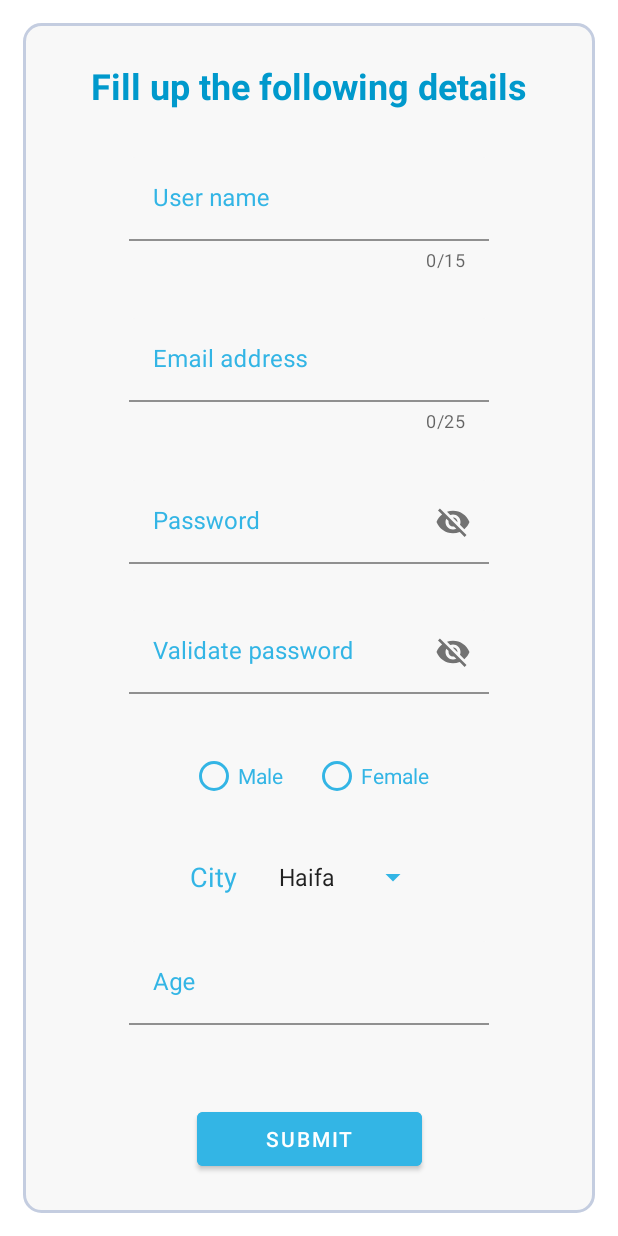
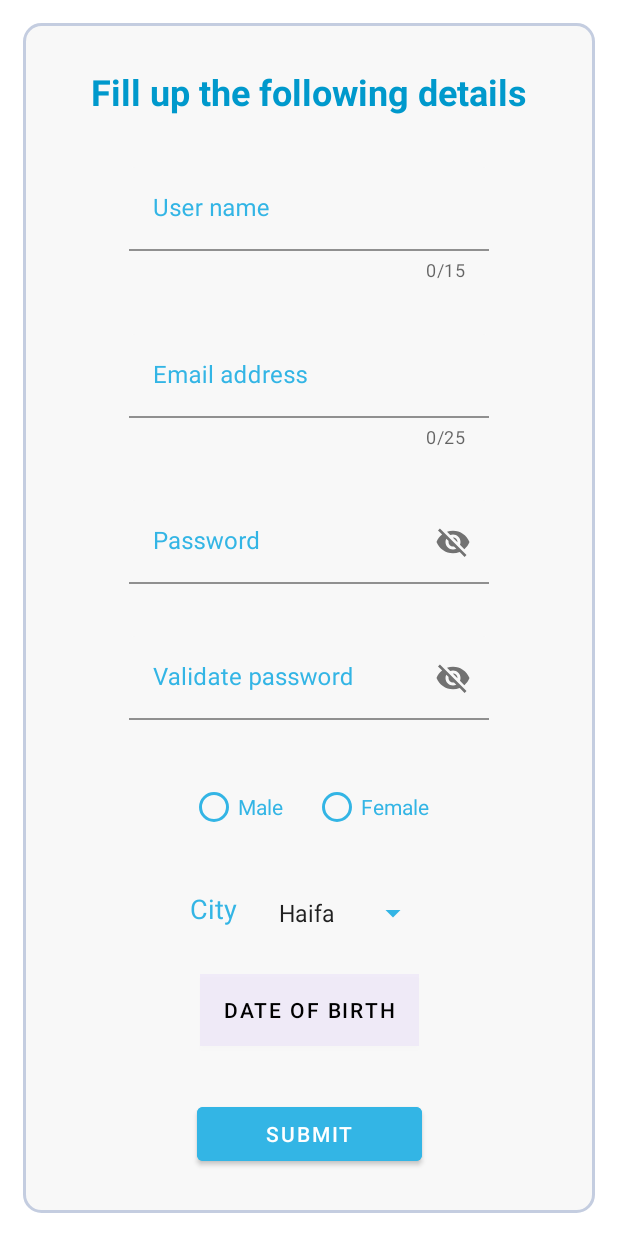
Before and after one commit to ofirmoss/IntroProject, an Android app: the FormFragment screen opened through its navigation route, on a phone screen of 412 x 824 dp. Run offline under Robolectric (Android 15) with nearby library versions, the phone set to English and light mode, and no system bars; our stand-ins replace Room's generated code.

Commit message:
working on date picker

```diff
--- a/app/build.gradle
+++ b/app/build.gradle
@@ -48,7 +48,4 @@ dependencies {
 
     implementation("androidx.room:room-runtime:2.3.0")
     kapt "androidx.room:room-compiler:2.3.0"
-
-    implementation("androidx.cardview:cardview:1.0.0")
-
 }
--- a/app/src/main/java/mossinoson/ofir/firstApp/ui/form/FormFragment.kt
+++ b/app/src/main/java/mossinoson/ofir/firstApp/ui/form/FormFragment.kt
@@ -11,6 +11,7 @@ import androidx.fragment.app.Fragment
 import androidx.lifecycle.ViewModelProvider
 import androidx.navigation.fragment.findNavController
 import androidx.navigation.fragment.navArgs
+import com.google.android.material.datepicker.MaterialDatePicker
 import com.google.android.material.textfield.TextInputLayout
 import mossinoson.ofir.firstApp.R
 import mossinoson.ofir.firstApp.data.local.entity.User
@@ -27,13 +28,14 @@ class FormFragment : Fragment() {
     private lateinit var passwordValidationTil: TextInputLayout
     private lateinit var genderRg: RadioGroup
     private lateinit var citySpinner: Spinner
-    private lateinit var ageTil: TextInputLayout
+    private lateinit var ageBtn: Button
     private lateinit var submitBtn: Button
 
     private lateinit var mUserListViewModel: UserListViewModel
 
     private var user: User? = null
     private var isNew: Boolean = true
+
 
     override fun onCreateView(
         inflater: LayoutInflater,
@@ -48,34 +50,30 @@ class FormFragment : Fragment() {
 
     override fun onViewCreated(view: View, savedInstanceState: Bundle?) {
         super.onViewCreated(view, savedInstanceState)
-        requireView().apply {
-            userNameTil = findViewById(R.id.user_name_et)
-            emailTil = findViewById(R.id.email_et)
-            passwordTil = findViewById(R.id.password_et)
-            passwordValidationTil = findViewById(R.id.password_validation_et)
-            genderRg = findViewById(R.id.gender_rg)
-            citySpinner = findViewById(R.id.city_spinner)
-            ageTil = findViewById(R.id.age_et)
-            submitBtn = findViewById(R.id.submit_btn)
+        setViews()
+        checkIfNewUser()
+        removeErrorsWhenTextChanges()
+        setAgeDatePicker()
+        setSubmitBtnClickListener()
+    }
+
+    private fun setAgeDatePicker() {
+        MaterialDatePicker.Builder.datePicker()
+        .setTitleText("select birth date")
+        .build().apply {
+            ageBtn.setOnClickListener {
+                show(requireActivity().supportFragmentManager, "")
+            }
+
+            addOnPositiveButtonClickListener {
+                ageBtn.text = headerText
+
+            }
         }
+    }
 
-
-        user = args.user
-        user?.let {
-            isNew = false
-            fillUserDetails()
-        }
-
-        userNameTil.editText?.doAfterTextChanged {
-            userNameTil.error = null
-        }
-
-        emailTil.editText?.doAfterTextChanged {
-            userNameTil.error = null
-        }
-
+    private fun setSubmitBtnClickListener() {
         submitBtn.setOnClickListener {
-
             if (userNameTil.editText?.text.toString() == "pass") {
                 navigateToUserList()
                 return@setOnClickListener
@@ -112,12 +110,43 @@ class FormFragment : Fragment() {
                 return@setOnClickListener
             }
 
-            if (ageTil.editText?.text?.isEmpty() == true) {
-                Toast.makeText(requireContext(), "please insert age", Toast.LENGTH_SHORT).show()
-                return@setOnClickListener
-            }
+//            if (ageBtn.editText?.text?.isEmpty() == true) {
+//                Toast.makeText(requireContext(), "please insert age", Toast.LENGTH_SHORT).show()
+//                return@setOnClickListener
+//            }
 
             submit()
+        }
+    }
+
+    private fun removeErrorsWhenTextChanges() {
+        userNameTil.editText?.doAfterTextChanged {
+            userNameTil.error = null
+        }
+
+        emailTil.editText?.doAfterTextChanged {
+            userNameTil.error = null
+        }
+    }
+
+    private fun checkIfNewUser() {
+        user = args.user
+        user?.let {
+            isNew = false
+            fillUserDetails()
+        }
+    }
+
+    private fun setViews() {
+        requireView().apply {
+            userNameTil = findViewById(R.id.user_name_et)
+            emailTil = findViewById(R.id.email_et)
+            passwordTil = findViewById(R.id.password_et)
+            passwordValidationTil = findViewById(R.id.password_validation_et)
+            genderRg = findViewById(R.id.gender_rg)
+            citySpinner = findViewById(R.id.city_spinner)
+            ageBtn = findViewById(R.id.age_et)
+            submitBtn = findViewById(R.id.submit_btn)
         }
     }
 
@@ -134,7 +163,7 @@ class FormFragment : Fragment() {
 //                "Eilat": 2
 //            }
 //            citySpinner.setSelection(citiesMap[user.city])
-            ageTil.editText?.setText(age.toString())
+//            ageBtn.editText?.setText(age.toString())
         }
     }
 
@@ -154,13 +183,13 @@ class FormFragment : Fragment() {
     }
 
     private fun extractUserData() {
-        user = User(
+            user = User(
             userNameTil.editText?.text.toString(),
             emailTil.editText?.text.toString(),
             passwordTil.editText?.text.toString(),
             if (genderRg.checkedRadioButtonId == R.id.male_rb) "male" else "female",
             citySpinner.selectedItem.toString(),
-            ageTil.editText?.text.toString().toInt(),
+//            ageBtn.editText?.text.toString().toInt(),
             user?.id ?: 0
         )
     }
--- a/app/src/main/res/layout/fragment_form.xml
+++ b/app/src/main/res/layout/fragment_form.xml
@@ -173,28 +173,40 @@
         app:layout_constraintStart_toEndOf="@id/city_tv"
         app:layout_constraintTop_toBottomOf="@id/gender_rg" />
 
-    <com.google.android.material.textfield.TextInputLayout
+<!--    <com.google.android.material.textfield.TextInputLayout-->
+<!--        android:id="@+id/age_et"-->
+<!--        style="@style/FormStyle"-->
+<!--        android:layout_width="240dp"-->
+<!--        android:layout_height="wrap_content"-->
+<!--        android:hint="@string/age"-->
+<!--        android:inputType="number"-->
+<!--        app:layout_constraintBottom_toTopOf="@id/submit_btn"-->
+<!--        app:layout_constraintEnd_toEndOf="parent"-->
+<!--        app:layout_constraintStart_toStartOf="parent"-->
+<!--        app:boxBackgroundColor="#0D777777"-->
+<!--        app:endIconMode="clear_text"-->
+<!--        app:errorEnabled="true"-->
+<!--        app:layout_constraintTop_toBottomOf="@id/city_spinner">-->
+
+<!--        <com.google.android.material.textfield.TextInputEditText-->
+<!--            android:layout_width="match_parent"-->
+<!--            android:layout_height="wrap_content"-->
+<!--            android:inputType="textCapWords"-->
+<!--            />-->
+
+<!--    </com.google.android.material.textfield.TextInputLayout>-->
+
+    <Button
         android:id="@+id/age_et"
-        style="@style/FormStyle"
-        android:layout_width="240dp"
+        android:layout_width="wrap_content"
         android:layout_height="wrap_content"
-        android:hint="@string/age"
-        android:inputType="number"
-        app:layout_constraintBottom_toTopOf="@id/submit_btn"
+        android:text="Date of birth"
+        app:layout_constraintBottom_toTopOf="@+id/submit_btn"
         app:layout_constraintEnd_toEndOf="parent"
         app:layout_constraintStart_toStartOf="parent"
-        app:boxBackgroundColor="#0D777777"
-        app:endIconMode="clear_text"
-        app:errorEnabled="true"
-        app:layout_constraintTop_toBottomOf="@id/city_spinner">
-
-        <com.google.android.material.textfield.TextInputEditText
-            android:layout_width="match_parent"
-            android:layout_height="wrap_content"
-            android:inputType="textCapWords"
-            />
-
-    </com.google.android.material.textfield.TextInputLayout>
+        app:layout_constraintTop_toBottomOf="@+id/city_spinner"
+        android:background="#0D777777"
+        android:textColor="@color/black"/>
 
     <Button
         android:id="@+id/submit_btn"
@@ -207,4 +219,5 @@
         app:layout_constraintStart_toStartOf="parent"
         app:layout_constraintTop_toBottomOf="@id/age_et" />
 
+
 </androidx.constraintlayout.widget.ConstraintLayout>
```
